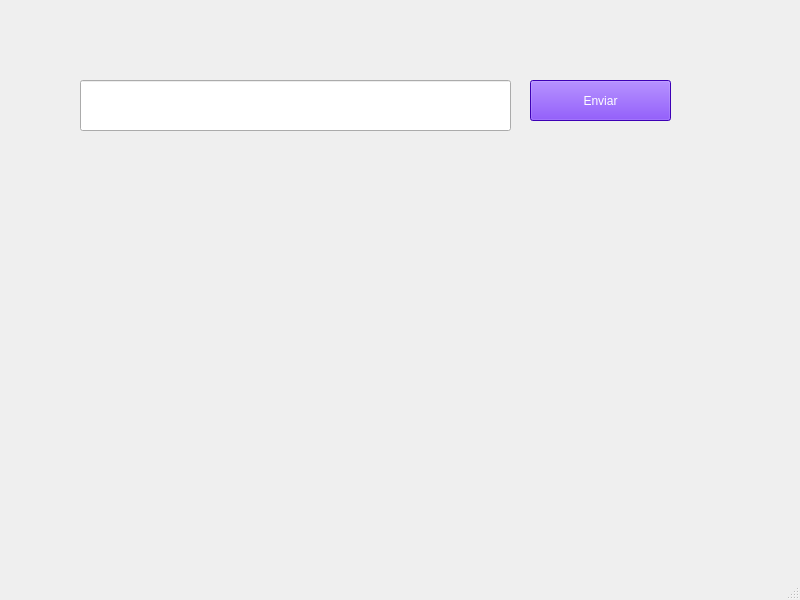
This is mainwindow.ui in klebermo/websocket_cpp as Qt 5 draws it before an edit. The edited form follows.
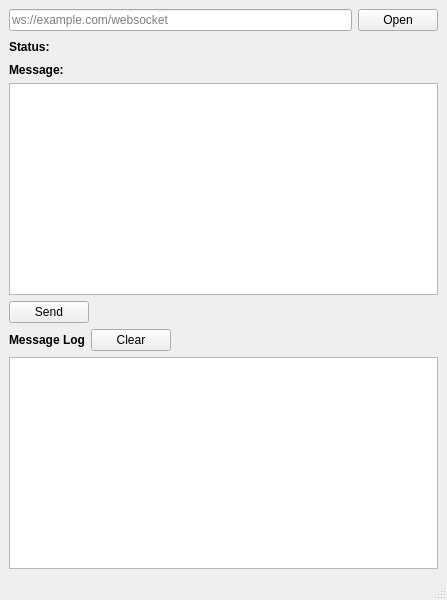
This is the edited form.

What changed in the file:
```diff
--- a/mainwindow.ui
+++ b/mainwindow.ui
@@ -6,7 +6,7 @@
    <rect>
     <x>0</x>
     <y>0</y>
-    <width>800</width>
+    <width>447</width>
     <height>600</height>
    </rect>
   </property>
@@ -14,38 +14,129 @@
    <string>MainWindow</string>
   </property>
   <widget class="QWidget" name="centralwidget">
-   <widget class="QLineEdit" name="lineEdit">
-    <property name="geometry">
-     <rect>
-      <x>80</x>
-      <y>80</y>
-      <width>431</width>
-      <height>51</height>
-     </rect>
-    </property>
-    <property name="styleSheet">
-     <string notr="true">font: 18pt &quot;Verdana&quot;;</string>
-    </property>
-   </widget>
-   <widget class="QPushButton" name="pushButton">
-    <property name="geometry">
-     <rect>
-      <x>530</x>
-      <y>80</y>
-      <width>141</width>
-      <height>41</height>
-     </rect>
-    </property>
-    <property name="styleSheet">
-     <string notr="true">background-color: rgb(85, 0, 255);
-alternate-background-color: rgb(85, 0, 255);
-color: rgb(255, 255, 255);
-font: 75 18pt &quot;Verdana&quot;;</string>
-    </property>
-    <property name="text">
-     <string>Enviar</string>
-    </property>
-   </widget>
+   <layout class="QVBoxLayout" name="verticalLayout">
+    <item>
+     <layout class="QHBoxLayout" name="horizontalLayout">
+      <item>
+       <widget class="QLineEdit" name="url_le">
+        <property name="placeholderText">
+         <string>ws://example.com/websocket</string>
+        </property>
+       </widget>
+      </item>
+      <item>
+       <widget class="QPushButton" name="open_btn">
+        <property name="text">
+         <string>Open</string>
+        </property>
+       </widget>
+      </item>
+     </layout>
+    </item>
+    <item>
+     <layout class="QHBoxLayout" name="horizontalLayout_2">
+      <item>
+       <widget class="QLabel" name="label">
+        <property name="text">
+         <string>&lt;html&gt;&lt;head/&gt;&lt;body&gt;&lt;p&gt;&lt;span style=&quot; font-weight:600;&quot;&gt;Status:&lt;/span&gt;&lt;/p&gt;&lt;/body&gt;&lt;/html&gt;</string>
+        </property>
+       </widget>
+      </item>
+      <item>
+       <widget class="QLabel" name="status_lbl">
+        <property name="text">
+         <string/>
+        </property>
+       </widget>
+      </item>
+      <item>
+       <spacer name="horizontalSpacer">
+        <property name="orientation">
+         <enum>Qt::Horizontal</enum>
+        </property>
+        <property name="sizeHint" stdset="0">
+         <size>
+          <width>40</width>
+          <height>20</height>
+         </size>
+        </property>
+       </spacer>
+      </item>
+     </layout>
+    </item>
+    <item>
+     <widget class="QLabel" name="label_2">
+      <property name="text">
+       <string>&lt;html&gt;&lt;head/&gt;&lt;body&gt;&lt;p&gt;&lt;span style=&quot; font-weight:600;&quot;&gt;Message:&lt;/span&gt;&lt;/p&gt;&lt;/body&gt;&lt;/html&gt;</string>
+      </property>
+     </widget>
+    </item>
+    <item>
+     <widget class="QPlainTextEdit" name="message_te"/>
+    </item>
+    <item>
+     <layout class="QHBoxLayout" name="horizontalLayout_3">
+      <item>
+       <widget class="QPushButton" name="send_btn">
+        <property name="text">
+         <string>Send</string>
+        </property>
+       </widget>
+      </item>
+      <item>
+       <spacer name="horizontalSpacer_2">
+        <property name="orientation">
+         <enum>Qt::Horizontal</enum>
+        </property>
+        <property name="sizeHint" stdset="0">
+         <size>
+          <width>40</width>
+          <height>20</height>
+         </size>
+        </property>
+       </spacer>
+      </item>
+     </layout>
+    </item>
+    <item>
+     <layout class="QHBoxLayout" name="horizontalLayout_4">
+      <item>
+       <widget class="QLabel" name="label_3">
+        <property name="text">
+         <string>&lt;html&gt;&lt;head/&gt;&lt;body&gt;&lt;p&gt;&lt;span style=&quot; font-weight:600;&quot;&gt;Message Log&lt;/span&gt;&lt;/p&gt;&lt;/body&gt;&lt;/html&gt;</string>
+        </property>
+       </widget>
+      </item>
+      <item>
+       <widget class="QPushButton" name="clear_btn">
+        <property name="text">
+         <string>Clear</string>
+        </property>
+       </widget>
+      </item>
+      <item>
+       <spacer name="horizontalSpacer_3">
+        <property name="orientation">
+         <enum>Qt::Horizontal</enum>
+        </property>
+        <property name="sizeHint" stdset="0">
+         <size>
+          <width>40</width>
+          <height>20</height>
+         </size>
+        </property>
+       </spacer>
+      </item>
+     </layout>
+    </item>
+    <item>
+     <widget class="QPlainTextEdit" name="log_te">
+      <property name="readOnly">
+       <bool>true</bool>
+      </property>
+     </widget>
+    </item>
+   </layout>
   </widget>
   <widget class="QMenuBar" name="menubar">
    <property name="geometry">
```
Left out of the diff: 2 changed lines with no effect on the pictures.
